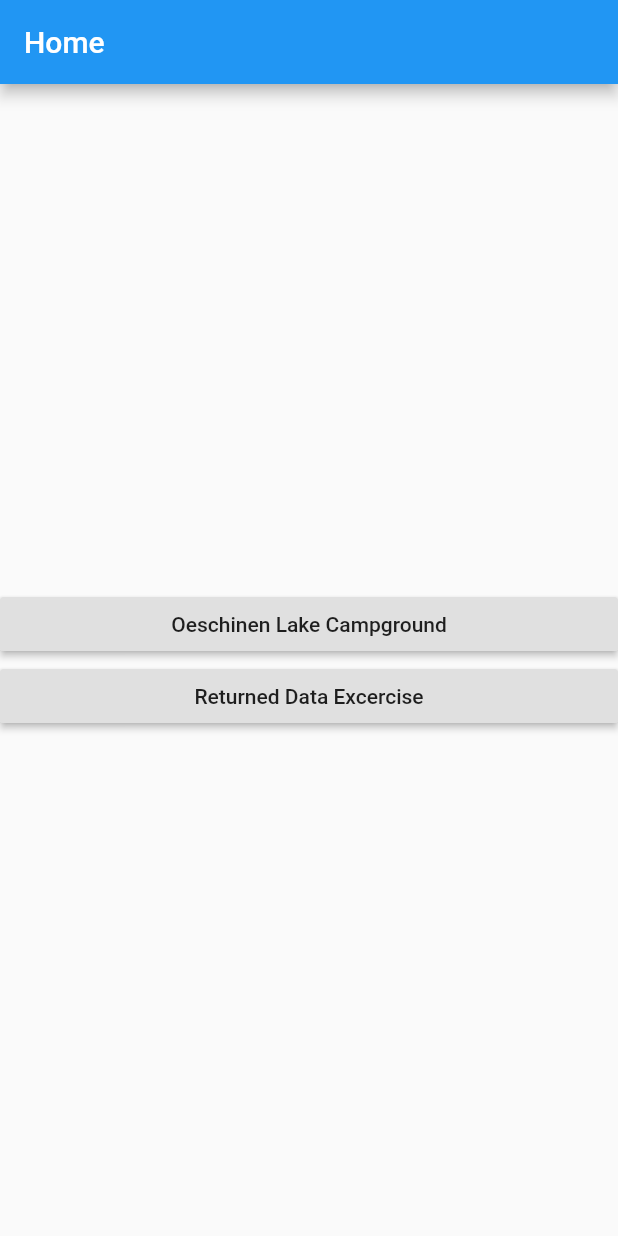
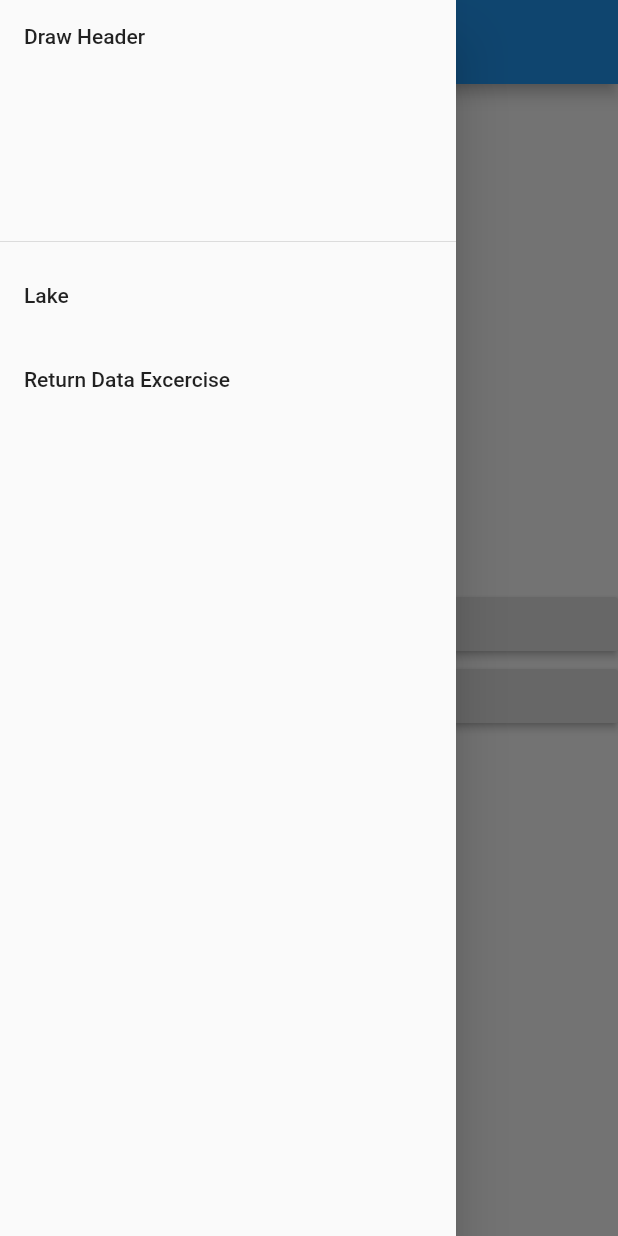
Before and after one commit to neilreyes/flutter_layout, a Flutter app: the screen it shows after launch, with the side drawer open (before the commit the screen has no drawer), on a phone screen of 412 x 824 dp. Run offline on Flutter 3.47's test engine with Material 2 defaults, Android fonts, the phone set to English and light mode, and no system bars.

```diff
--- a/lib/home_page.dart
+++ b/lib/home_page.dart
@@ -29,6 +29,27 @@ class HomePage extends StatelessWidget {
             ],
           ),
         ),
+        drawer: Drawer(
+          child: ListView(
+            children: <Widget>[
+              DrawerHeader(
+                child: Text("Draw Header"),
+              ),
+              ListTile(
+                onTap: (){
+                  Navigator.popAndPushNamed(context, '/lake');
+                },
+                title: Text('Lake'),
+              ),
+              ListTile(
+                onTap: (){
+                  Navigator.popAndPushNamed(context, '/rdata');
+                },
+                title: Text('Return Data Excercise'),
+              )
+            ],
+          ),
+        ),
       );
   }
 
```
